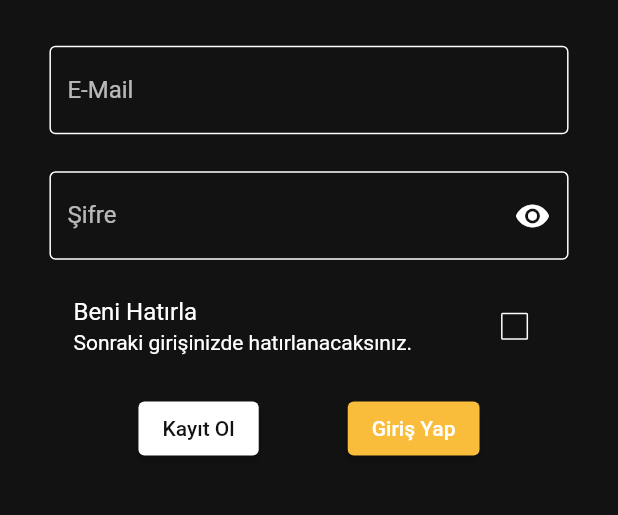
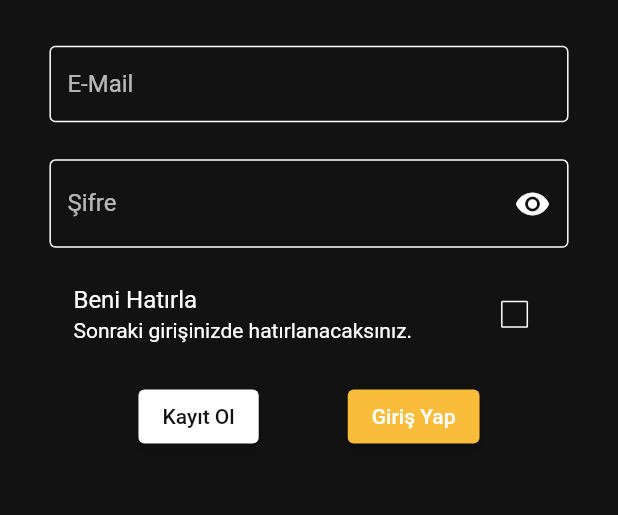
Before and after one commit to UKTQT/Product-Catalogue-Flutter, a Flutter app: the screen it shows after launch, on a phone screen of 412 x 824 dp, the part 606-1121 px from its top. Run offline on Flutter 3.47's test engine with Material 2 defaults, Android fonts, the phone set to English and light mode, and no system bars.

Commit message:
login and register finish

```diff
--- a/lib/feature/auth/login/view/login_view.dart
+++ b/lib/feature/auth/login/view/login_view.dart
@@ -98,15 +98,24 @@ class LoginView extends StatelessWidget {
             children: [
               TextFormField(
                 controller: _emailController,
+                maxLines: 1,
+                textInputAction: TextInputAction.next,
+                keyboardType: TextInputType.emailAddress,
+                cursorColor: context.themeMainColor1,
                 validator: (value) {
                   if (value == null || value.isEmpty) {
-                    return 'Email boş geçilemez.';
+                    return 'E-Mail boş geçilemez.';
+                  } else if (!RegExp(
+                          r"^[a-zA-Z0-9.a-zA-Z0-9.!#$%&'*+-/=?^_`{|}~]+@[a-zA-Z0-9]+\.[a-zA-Z]+")
+                      .hasMatch(value)) {
+                    return 'Geçerli bir email giriniz.';
                   }
                   return null;
                 },
                 style: TextStyle(color: context.themeWhiteColor),
                 decoration: InputDecoration(
-                  labelText: AppConstant.instance!.EMAIL,
+                  isDense: true,
+                  labelText: 'E-Mail',
                   labelStyle: TextStyle(color: context.themeWhite70Color),
                   enabledBorder: OutlineInputBorder(
                     borderSide:
@@ -132,12 +141,15 @@ class LoginView extends StatelessWidget {
                     return 'Şifre 6 - 20 karakter olmalıdır.';
                   } else if (value.contains(' ')) {
                     return 'Boş karakter girilemez';
+                  } else if (!RegExp(r"^[a-zA-Z0-9_]*$").hasMatch(value)) {
+                    //Alfanumerik RegExp
+                    return 'Şifre sadece harf ve rakamlardan oluşmalıdır';
                   }
                   return null;
                 },
                 style: TextStyle(color: context.themeWhiteColor),
                 decoration: InputDecoration(
-                  labelText: AppConstant.instance!.PASS,
+                  labelText: 'Şifre',
                   labelStyle: TextStyle(color: context.themeWhite70Color),
                   suffixIcon: IconButton(
                     onPressed: () {
--- a/lib/feature/auth/register/view/register_view.dart
+++ b/lib/feature/auth/register/view/register_view.dart
@@ -374,18 +374,17 @@ class RegisterView extends StatelessWidget {
                     style: ElevatedButton.styleFrom(
                         primary: context.themeWhiteColor),
                     child: Text(
-                      AppConstant.instance!.REGISTER,
+                      AppConstant.instance!.LOGIN,
                       style: TextStyle(color: context.themeMainColor2),
                     ),
                   ),
                   ElevatedButton(
                     onPressed: () {
-                      print(_phoneController.text.length);
                       if (_formKey.currentState!.validate()) {}
                     },
                     style: ElevatedButton.styleFrom(
                         primary: context.themeMainColor1),
-                    child: Text(AppConstant.instance!.LOGIN),
+                    child: Text(AppConstant.instance!.REGISTER),
                   ),
                 ],
               )
```
